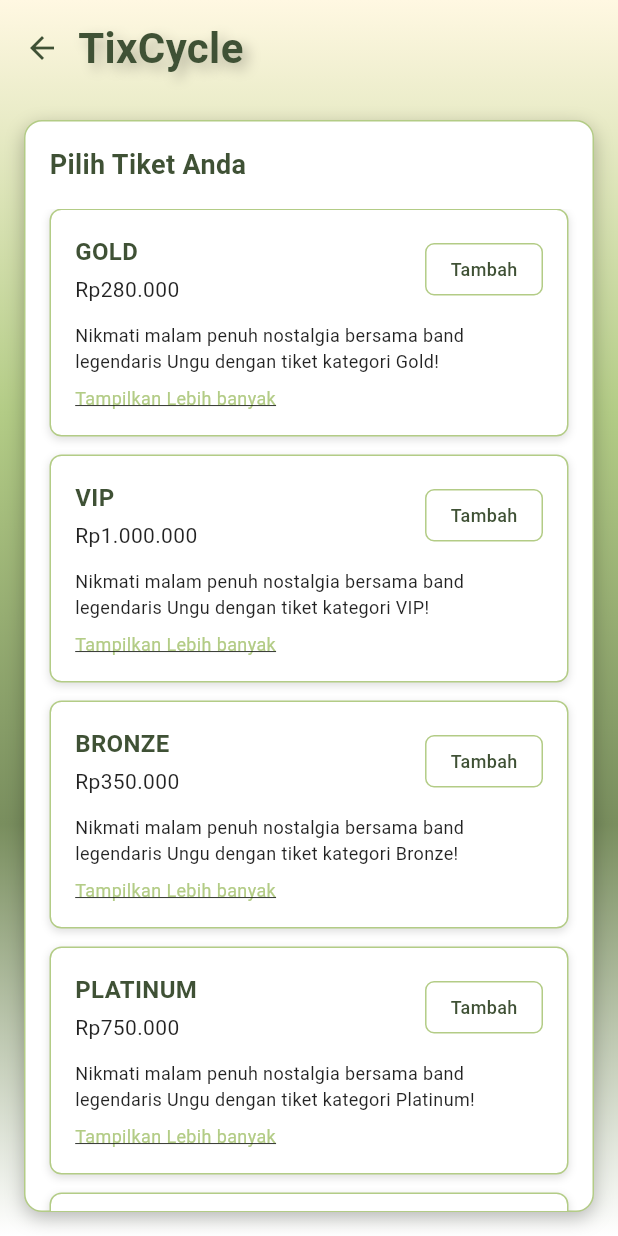
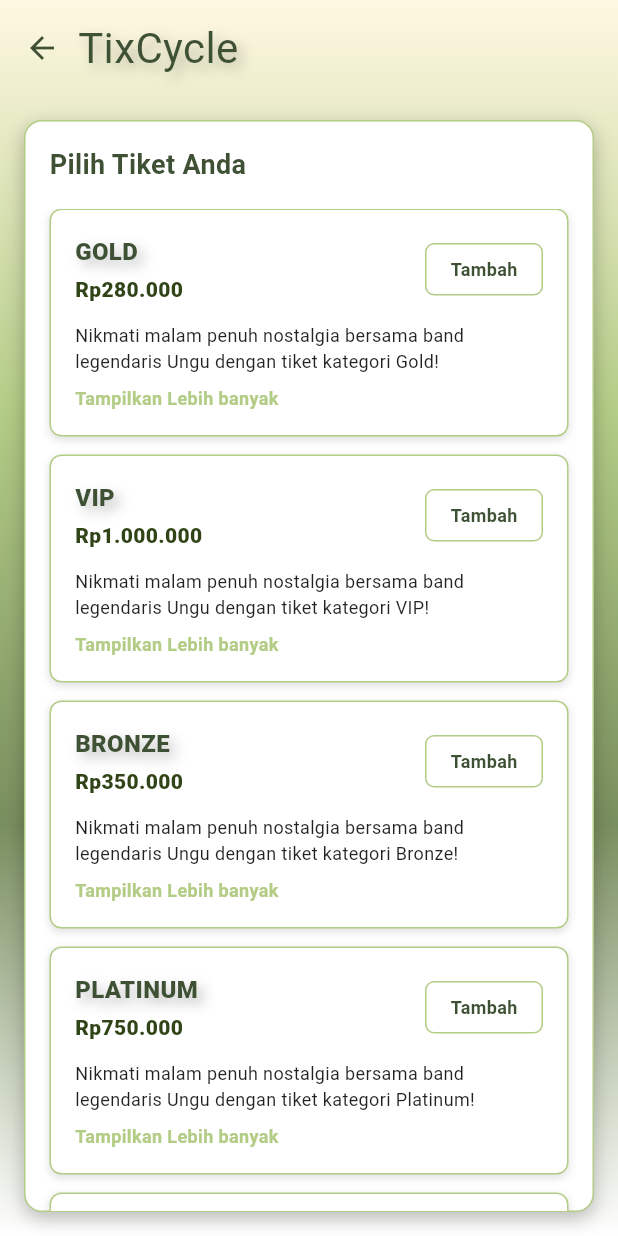
Before and after one commit to reza675/TixCycle, a Flutter app: the screen it shows after launch, on a phone screen of 412 x 824 dp. Run offline on Flutter 3.47's test engine with Material 3 defaults, Android fonts, the phone set to English and light mode, and no system bars.

Commit message:
view beli_tiket dah ada model ama controller haruse ini tinggal pindah

```diff
--- a/lib/main.dart
+++ b/lib/main.dart
@@ -1,5 +1,5 @@
 import 'package:flutter/material.dart';
-import 'package:tixcycle/views/beli_tiket1.dart';
+import 'package:tixcycle/views/beli_tiket.dart';
 import 'package:tixcycle/views/lihat_tiket.dart';
 import 'views/beranda.dart';
 
@@ -20,7 +20,7 @@ class MyApp extends StatelessWidget {
           useMaterial3: true,
           colorScheme:
               ColorScheme.fromSeed(seedColor: const Color(0xFF3F5135))),
-      home: const BeliTiket1(),
+      home: const BeliTiket(),
     );
   }
 }
--- /dev/null
+++ b/lib/views/beli_tiket.dart
@@ -0,0 +1,456 @@
+import 'package:flutter/material.dart';
+
+class BeliTiket extends StatefulWidget {
+  const BeliTiket({super.key});
+
+  @override
+  State<BeliTiket> createState() => _BeliTiketState();
+}
+
+class _BeliTiketState extends State<BeliTiket> {
+  static const Color c1 = Color(0xFFFFF8E2);
+  static const Color c2 = Color(0xFFB3CC86);
+  static const Color c3 = Color(0xFF798E5E);
+  static const Color c4 = Color(0xFF3F5135);
+
+  // Data tiket sementara doang
+  final List<Map<String, dynamic>> availableTickets = [
+    {
+      'category': 'GOLD',
+      'price': 280000,
+      'categoryName': 'Gold',
+    },
+    {
+      'category': 'VIP',
+      'price': 1000000,
+      'categoryName': 'VIP',
+    },
+    {
+      'category': 'BRONZE',
+      'price': 350000,
+      'categoryName': 'Bronze',
+    },
+    {
+      'category': 'PLATINUM',
+      'price': 750000,
+      'categoryName': 'Platinum',
+    },
+    {
+      'category': 'VIP (PRESALE)',
+      'price': 800000,
+      'categoryName': 'VIP',
+    },
+  ];
+
+  Map<String, int> selectedTickets = {};
+
+  // Fungsi untuk menambah tiket
+  void addTicket(String category) {
+    setState(() {
+      selectedTickets[category] = (selectedTickets[category] ?? 0) + 1;
+    });
+  }
+
+  // Fungsi untuk mengurangi tiket
+  void removeTicket(String category) {
+    setState(() {
+      if (selectedTickets[category] != null && selectedTickets[category]! > 0) {
+        selectedTickets[category] = selectedTickets[category]! - 1;
+        if (selectedTickets[category] == 0) {
+          selectedTickets.remove(category);
+        }
+      }
+    });
+  }
+
+  // Fungsi  total harga
+  int getTotalPrice() {
+    int total = 0;
+    selectedTickets.forEach((category, quantity) {
+      final ticket =
+          availableTickets.firstWhere((t) => t['category'] == category);
+      total += (ticket['price'] as int) * quantity;
+    });
+    return total;
+  }
+
+  // Fungsi jumlah tiket yang dipilih
+  int getSelectedTicketCount() {
+    return selectedTickets.values.fold(0, (sum, quantity) => sum + quantity);
+  }
+
+  @override
+  Widget build(BuildContext context) {
+    return Container(
+      decoration: const BoxDecoration(
+        gradient: LinearGradient(
+          begin: Alignment.topCenter,
+          end: Alignment.bottomCenter,
+          colors: [c1, c2, c3, Colors.white],
+        ),
+      ),
+      child: Scaffold(
+        backgroundColor: Colors.transparent,
+        body: SafeArea(
+          child: Column(
+            children: [
+              // Header dengan back button dan title
+              _buildHeader(context),
+              // Main content
+              Expanded(
+                child: _buildMainContent(),
+              ),
+            ],
+          ),
+        ),
+      ),
+    );
+  }
+
+  Widget _buildHeader(BuildContext context) {
+    return Container(
+      padding: const EdgeInsets.symmetric(horizontal: 16, vertical: 12),
+      child: Row(
+        children: [
+          GestureDetector(
+            onTap: () => Navigator.pop(context),
+            child: const Icon(
+              Icons.arrow_back,
+              color: c4,
+              size: 24,
+            ),
+          ),
+          const SizedBox(width: 12),
+          const Text(
+            'TixCycle',
+            style: TextStyle(
+              color: c4,
+              fontSize: 28,
+              fontWeight: FontWeight.w400,
+              shadows: const [
+                Shadow(
+                    blurRadius: 10.0,
+                    color: Colors.black26,
+                    offset: Offset(4, 4)),
+              ],
+            ),
+          ),
+        ],
+      ),
+    );
+  }
+
+  Widget _buildMainContent() {
+    return Container(
+      margin: const EdgeInsets.all(16),
+      decoration: BoxDecoration(
+        color: Colors.white,
+        borderRadius: BorderRadius.circular(12),
+        border: Border.all(color: c2, width: 1),
+        boxShadow: const [
+          BoxShadow(
+            color: Colors.black26,
+            blurRadius: 10,
+            offset: Offset(0, 4),
+          ),
+        ],
+      ),
+      child: Column(
+        crossAxisAlignment: CrossAxisAlignment.start,
+        children: [
+          // Judul utama
+          Padding(
+            padding: const EdgeInsets.all(16),
+            child: Text(
+              'Pilih Tiket Anda',
+              style: TextStyle(
+                color: c4,
+                fontSize: 18,
+                fontWeight: FontWeight.bold,
+              ),
+            ),
+          ),
+          // List tiket
+          Expanded(
+            child: ListView(
+              padding: const EdgeInsets.symmetric(horizontal: 16),
+              children: [
+                ...availableTickets.map((ticket) => Padding(
+                      padding: const EdgeInsets.only(bottom: 12),
+                      child: _buildTicketCard(
+                        ticket['category'],
+                        'Rp${ticket['price'].toString().replaceAllMapped(RegExp(r'(\d{1,3})(?=(\d{3})+(?!\d))'), (Match m) => '${m[1]}.')}',
+                        ticket['categoryName'],
+                      ),
+                    )),
+                const SizedBox(height: 20),
+                // Summary tiket yang dipilih
+                if (selectedTickets.isNotEmpty) _buildSelectedTicketsSummary(),
+                const SizedBox(height: 20),
+              ],
+            ),
+          ),
+        ],
+      ),
+    );
+  }
+
+  Widget _buildTicketCard(String category, String price, String categoryName) {
+    final selectedCount = selectedTickets[category] ?? 0;
+    final isSelected = selectedCount > 0;
+
+    return Container(
+      padding: const EdgeInsets.all(16),
+      decoration: BoxDecoration(
+        color: Colors.white,
+        borderRadius: BorderRadius.circular(8),
+        border: Border.all(color: c2, width: 1),
+        boxShadow: const [
+          BoxShadow(
+            color: Colors.black12,
+            blurRadius: 4,
+            offset: Offset(0, 2),
+          ),
+        ],
+      ),
+      child: Column(
+        crossAxisAlignment: CrossAxisAlignment.start,
+        children: [
+          Row(
+            mainAxisAlignment: MainAxisAlignment.spaceBetween,
+            children: [
+              Expanded(
+                child: Column(
+                  crossAxisAlignment: CrossAxisAlignment.start,
+                  children: [
+                    Text(
+                      category,
+                      style: TextStyle(
+                        color: Color(0xFF3F5135),
+                        fontSize: 16,
+                        fontWeight: FontWeight.w900,
+                        shadows: const [
+                          Shadow(
+                              blurRadius: 10.0,
+                              color: Colors.black26,
+                              offset: Offset(4, 4)),
+                        ],
+                      ),
+                    ),
+                    const SizedBox(height: 4),
+                    Text(
+                      price,
+                      style: const TextStyle(
+                          color: Color(0xFF314417),
+                          fontSize: 14,
+                          fontWeight: FontWeight.w800),
+                    ),
+                  ],
+                ),
+              ),
+              // Tombol yang responsif
+              Row(
+                children: [
+                  if (isSelected) ...[
+                    // Tombol minus
+                    GestureDetector(
+                      onTap: () => removeTicket(category),
+                      child: Container(
+                        width: 32,
+                        height: 32,
+                        decoration: BoxDecoration(
+                          color: c2,
+                          borderRadius: BorderRadius.circular(6),
+                          border: Border.all(color: c2, width: 1),
+                        ),
+                        child: const Icon(
+                          Icons.remove,
+                          color: Colors.white,
+                          size: 16,
+                        ),
+                      ),
+                    ),
+                    const SizedBox(width: 8),
+                    // Jumlah tiket
+                    Container(
+                      padding: const EdgeInsets.symmetric(
+                          horizontal: 12, vertical: 8),
+                      decoration: BoxDecoration(
+                        color: c1,
+                        borderRadius: BorderRadius.circular(6),
+                        border: Border.all(color: c2, width: 1),
+                      ),
+                      child: Text(
+                        '$selectedCount',
+                        style: TextStyle(
+                          color: c4,
+                          fontSize: 12,
+                          fontWeight: FontWeight.w700,
+                        ),
+                      ),
+                    ),
+                    const SizedBox(width: 8),
+                  ],
+                  // Tombol plus/tambah
+                  GestureDetector(
+                    onTap: () => addTicket(category),
+                    child: Container(
+                      padding: const EdgeInsets.symmetric(
+                          horizontal: 16, vertical: 8),
+                      decoration: BoxDecoration(
+                        color: isSelected ? c2 : Colors.white,
+                        borderRadius: BorderRadius.circular(6),
+                        border: Border.all(color: c2, width: 1),
+                      ),
+                      child: Text(
+                        isSelected ? '+' : 'Tambah',
+                        style: TextStyle(
+                          color: isSelected ? Colors.white : c4,
+                          fontSize: 12,
+                          fontWeight: FontWeight.w700,
+                        ),
+                      ),
+                    ),
+                  ),
+                ],
+              ),
+            ],
+          ),
+          const SizedBox(height: 12),
+          Text(
+            'Nikmati malam penuh nostalgia bersama band legendaris Ungu dengan tiket kategori $categoryName!',
+            style: const TextStyle(
+              color: Colors.black87,
+              fontSize: 12,
+              height: 1.4,
+            ),
+          ),
+          const SizedBox(height: 8),
+          GestureDetector(
+            onTap: () {
+              // isi apayah bang wkwk
+            },
+            child: Text(
+              'Tampilkan Lebih banyak',
+              style: TextStyle(
+                color: c2,
+                fontSize: 12,
+                fontWeight: FontWeight.bold,
+              ),
+            ),
+          ),
+        ],
+      ),
+    );
+  }
+
+  // Widget  menampilkan summary tiket yang dipilih
+  Widget _buildSelectedTicketsSummary() {
+    return Container(
+      padding: const EdgeInsets.all(16),
+      decoration: BoxDecoration(
+        color: c1,
+        borderRadius: BorderRadius.circular(8),
+        border: Border.all(color: c2, width: 1),
+      ),
+      child: Column(
+        crossAxisAlignment: CrossAxisAlignment.start,
+        children: [
+          Text(
+            'Tiket yang Dipilih:',
+            style: TextStyle(
+              color: c4,
+              fontSize: 14,
+              fontWeight: FontWeight.bold,
+            ),
+          ),
+          const SizedBox(height: 12),
+          // List tiket yang dipilih
+          ...selectedTickets.entries.map((entry) {
+            return Padding(
+              padding: const EdgeInsets.only(bottom: 8),
+              child: Row(
+                mainAxisAlignment: MainAxisAlignment.spaceBetween,
+                children: [
+                  Text(
+                    '${entry.key}',
+                    style: TextStyle(
+                      color: c4,
+                      fontSize: 12,
+                      fontWeight: FontWeight.w600,
+                    ),
+                  ),
+                  Text(
+                    '${entry.value}x',
+                    style: TextStyle(
+                      color: c4,
+                      fontSize: 12,
+                      fontWeight: FontWeight.w600,
+                    ),
+                  ),
+                ],
+              ),
+            );
+          }).toList(),
+          const Divider(color: c2, thickness: 1),
+          const SizedBox(height: 8),
+          // Total harga
+          Row(
+            mainAxisAlignment: MainAxisAlignment.spaceBetween,
+            children: [
+              Text(
+                'Total :',
+                style: TextStyle(
+                  color: c4,
+                  fontSize: 14,
+                  fontWeight: FontWeight.bold,
+                ),
+              ),
+              Text(
+                'Rp${getTotalPrice().toString().replaceAllMapped(RegExp(r'(\d{1,3})(?=(\d{3})+(?!\d))'), (Match m) => '${m[1]}.')}',
+                style: TextStyle(
+                  color: c4,
+                  fontSize: 14,
+                  fontWeight: FontWeight.bold,
+                ),
+              ),
+            ],
+          ),
+          const SizedBox(height: 16),
+          // Tombol Lanjutkan
+          SizedBox(
+            width: double.infinity,
+            child: ElevatedButton(
+              onPressed: () {
+                // TODO: Navigate to next page
+                ScaffoldMessenger.of(context).showSnackBar(
+                  SnackBar(
+                    content: Text(
+                        'Total: Rp${getTotalPrice().toString().replaceAllMapped(RegExp(r'(\d{1,3})(?=(\d{3})+(?!\d))'), (Match m) => '${m[1]}.')}'),
+                    backgroundColor: c2,
+                  ),
+                );
+              },
+              style: ElevatedButton.styleFrom(
+                backgroundColor: c2,
+                foregroundColor: Colors.white,
+                padding: const EdgeInsets.symmetric(vertical: 12),
+                shape: RoundedRectangleBorder(
+                  borderRadius: BorderRadius.circular(8),
+                ),
+                elevation: 0,
+              ),
+              child: const Text(
+                'Lanjutkan',
+                style: TextStyle(
+                  fontSize: 14,
+                  fontWeight: FontWeight.bold,
+                ),
+              ),
+            ),
+          ),
+        ],
+      ),
+    );
+  }
+}
--- a/lib/views/beli_tiket1.dart
+++ /dev/null
@@ -1,216 +0,0 @@
-import 'package:flutter/material.dart';
-
-class BeliTiket1 extends StatelessWidget {
-  const BeliTiket1({super.key});
-
-  // Warna yang konsisten dengan aplikasi (sama dengan beranda)
-  static const Color c1 = Color(0xFFFFF8E2);
-  static const Color c2 = Color(0xFFB3CC86);
-  static const Color c3 = Color(0xFF798E5E);
-  static const Color c4 = Color(0xFF3F5135);
-
-  @override
-  Widget build(BuildContext context) {
-    return Container(
-      decoration: const BoxDecoration(
-        gradient: LinearGradient(
-          begin: Alignment.topCenter,
-          end: Alignment.bottomCenter,
-          colors: [c1, c2, c3, Colors.white],
-        ),
-      ),
-      child: Scaffold(
-        backgroundColor: Colors.transparent,
-        body: SafeArea(
-          child: Column(
-            children: [
-              // Header dengan back button dan title
-              _buildHeader(context),
-              // Main content
-              Expanded(
-                child: _buildMainContent(),
-              ),
-            ],
-          ),
-        ),
-      ),
-    );
-  }
-
-  Widget _buildHeader(BuildContext context) {
-    return Container(
-      padding: const EdgeInsets.symmetric(horizontal: 16, vertical: 12),
-      child: Row(
-        children: [
-          GestureDetector(
-            onTap: () => Navigator.pop(context),
-            child: const Icon(
-              Icons.arrow_back,
-              color: c4,
-              size: 24,
-            ),
-          ),
-          const SizedBox(width: 12),
-          const Text(
-            'TixCycle',
-            style: TextStyle(
-              color: c4,
-              fontSize: 28,
-              fontWeight: FontWeight.w700,
-              shadows: const [
-                Shadow(
-                    blurRadius: 10.0,
-                    color: Colors.black26,
-                    offset: Offset(4, 4)),
-              ],
-            ),
-          ),
-        ],
-      ),
-    );
-  }
-
-  Widget _buildMainContent() {
-    return Container(
-      margin: const EdgeInsets.all(16),
-      decoration: BoxDecoration(
-        color: Colors.white,
-        borderRadius: BorderRadius.circular(12),
-        border: Border.all(color: c2, width: 1),
-        boxShadow: const [
-          BoxShadow(
-            color: Colors.black26,
-            blurRadius: 10,
-            offset: Offset(0, 4),
-          ),
-        ],
-      ),
-      child: Column(
-        crossAxisAlignment: CrossAxisAlignment.start,
-        children: [
-          // Judul utama
-          Padding(
-            padding: const EdgeInsets.all(16),
-            child: Text(
-              'Pilih Tiket Anda',
-              style: TextStyle(
-                color: c4,
-                fontSize: 18,
-                fontWeight: FontWeight.bold,
-              ),
-            ),
-          ),
-          // List tiket
-          Expanded(
-            child: ListView(
-              padding: const EdgeInsets.symmetric(horizontal: 16),
-              children: [
-                _buildTicketCard('GOLD', 'Rp280.000', 'Gold'),
-                const SizedBox(height: 12),
-                _buildTicketCard('VIP', 'Rp1.000.000', 'VIP'),
-                const SizedBox(height: 12),
-                _buildTicketCard('BRONZE', 'Rp350.000', 'Bronze'),
-                const SizedBox(height: 12),
-                _buildTicketCard('PLATINUM', 'Rp750.000', 'Platinum'),
-                const SizedBox(height: 12),
-                _buildTicketCard('VIP (PRESALE)', 'Rp800.000', 'VIP'),
-                const SizedBox(height: 20),
-              ],
-            ),
-          ),
-        ],
-      ),
-    );
-  }
-
-  Widget _buildTicketCard(String category, String price, String categoryName) {
-    return Container(
-      padding: const EdgeInsets.all(16),
-      decoration: BoxDecoration(
-        color: Colors.white,
-        borderRadius: BorderRadius.circular(8),
-        border: Border.all(color: c2, width: 1),
-        boxShadow: const [
-          BoxShadow(
-            color: Colors.black12,
-            blurRadius: 4,
-            offset: Offset(0, 2),
-          ),
-        ],
-      ),
-      child: Column(
-        crossAxisAlignment: CrossAxisAlignment.start,
-        children: [
-          Row(
-            mainAxisAlignment: MainAxisAlignment.spaceBetween,
-            children: [
-              Expanded(
-                child: Column(
-                  crossAxisAlignment: CrossAxisAlignment.start,
-                  children: [
-                    Text(
-                      category,
-                      style: TextStyle(
-                        color: c4,
-                        fontSize: 16,
-                        fontWeight: FontWeight.bold,
-                      ),
-                    ),
-                    const SizedBox(height: 4),
-                    Text(
-                      price,
-                      style: const TextStyle(
-                        color: Colors.black87,
-                        fontSize: 14,
-                      ),
-                    ),
-                  ],
-                ),
-              ),
-              Container(
-                padding:
-                    const EdgeInsets.symmetric(horizontal: 16, vertical: 8),
-                decoration: BoxDecoration(
-                  color: Colors.white,
-                  borderRadius: BorderRadius.circular(6),
-                  border: Border.all(color: c2, width: 1),
-                ),
-                child: Text(
-                  'Tambah',
-                  style: TextStyle(
-                    color: c4,
-                    fontSize: 12,
-                    fontWeight: FontWeight.w500,
-                  ),
-                ),
-              ),
-            ],
-          ),
-          const SizedBox(height: 12),
-          Text(
-            'Nikmati malam penuh nostalgia bersama band legendaris Ungu dengan tiket kategori $categoryName!',
-            style: const TextStyle(
-              color: Colors.black87,
-              fontSize: 12,
-              height: 1.4,
-            ),
-          ),
-          const SizedBox(height: 8),
-          GestureDetector(
-            onTap: () {
-              // isi apayah bang wkwk
-            },
-            child: Text(
-              'Tampilkan Lebih banyak',
-              style: TextStyle(
-                color: c2,
-                fontSize: 12,
-                decoration: TextDecoration.underline,
-              ),
-            ),
-          ),
-        ],
-      ),
-    );
-  }
-}
```
